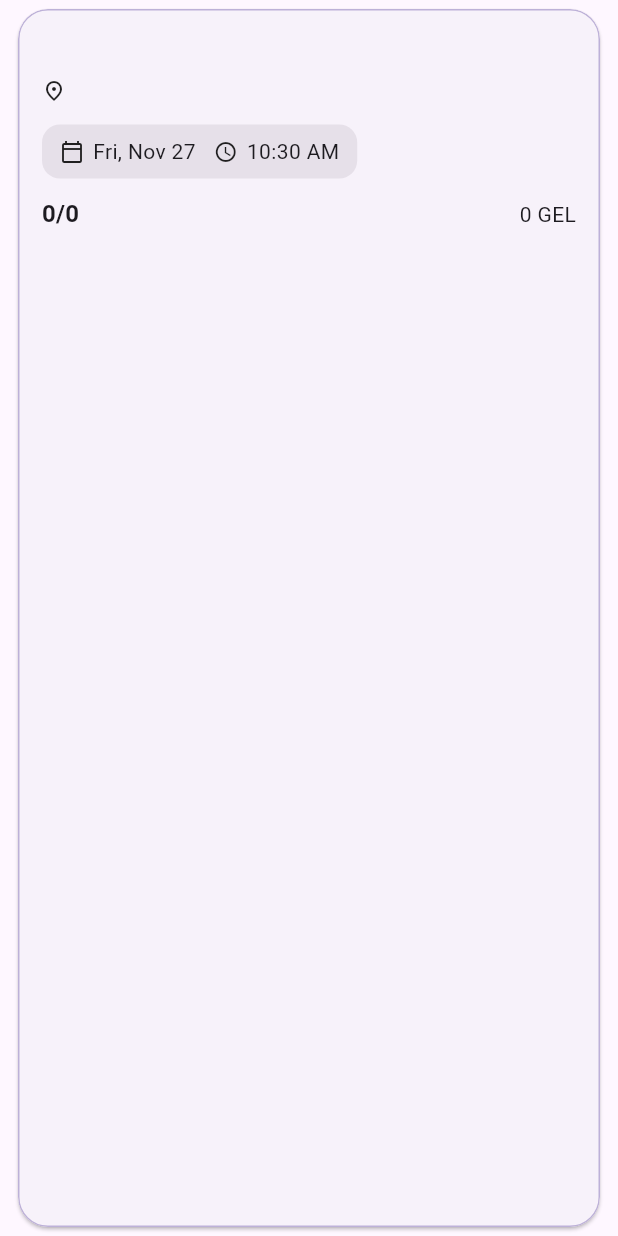
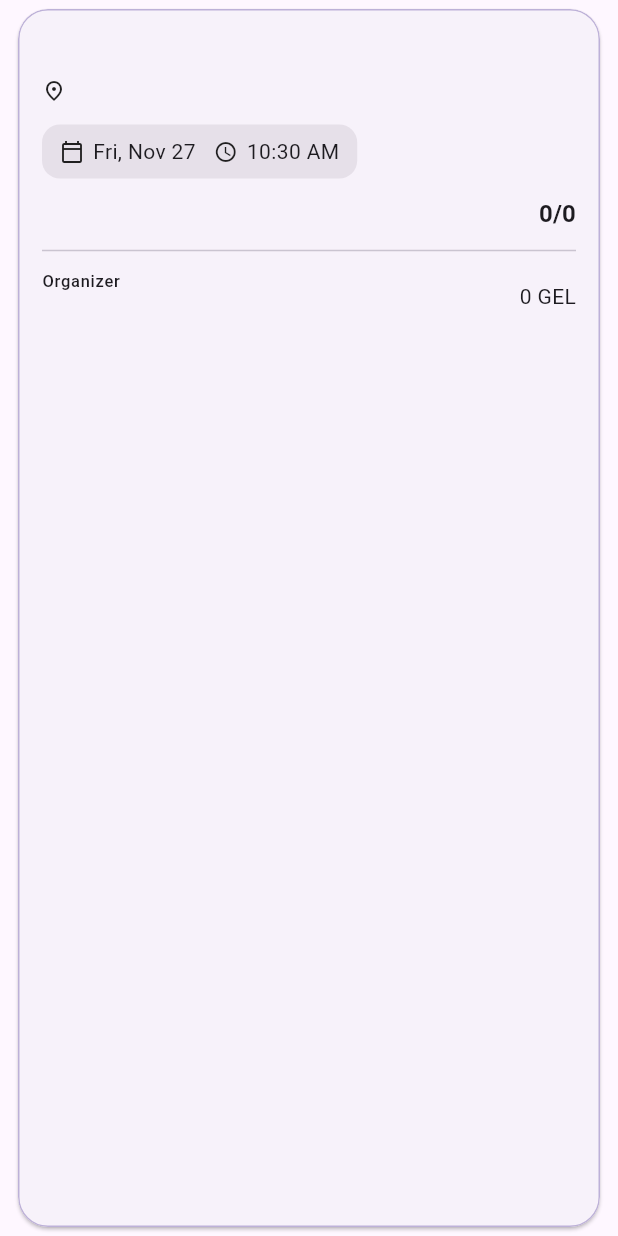
Before and after one commit to LukaMeletidi/matchup, a Flutter app: the MatchCard widget shown alone on an empty page, opened directly with empty values, on a phone screen of 412 x 824 dp. Run offline on Flutter 3.47's test engine with Material 3 defaults, Android fonts, the phone set to English and light mode, and no system bars; our stand-ins replace cloud_firestore, firebase_auth, firebase_core, flutter_riverpod, go_router, material_ui; accounts and stored records are empty; statements that could not run were skipped.

Commit message:
feat(home): show player slots and organizer on match card

```diff
--- a/lib/features/matches/presentation/match_card.dart
+++ b/lib/features/matches/presentation/match_card.dart
@@ -1,5 +1,8 @@
+import 'package:flutter_riverpod/flutter_riverpod.dart';
 import 'package:go_router/go_router.dart';
 import 'package:matchup/features/matches/domain/sport_match.dart';
+import 'package:matchup/features/matches/presentation/player_slots.dart';
+import 'package:matchup/features/profile/presentation/user_profile_provider.dart';
 import 'package:matchup/l10n/app_localizations.dart';
 import 'package:material_ui/material_ui.dart';
 
@@ -74,14 +77,25 @@ class MatchCard extends StatelessWidget {
               ),
               const SizedBox(height: 12),
               Row(
-                mainAxisAlignment: MainAxisAlignment.spaceBetween,
                 children: [
+                  PlayerSlots(
+                    playerIds: match.playerIds,
+                    maxPlayers: match.maxPlayers,
+                  ),
+                  const Spacer(),
                   Text(
                     '${match.playerIds.length}/${match.maxPlayers}',
                     style: textTheme.titleMedium?.copyWith(
                       fontWeight: FontWeight.bold,
                     ),
                   ),
+                ],
+              ),
+              const Divider(height: 24),
+              Row(
+                mainAxisAlignment: MainAxisAlignment.spaceBetween,
+                children: [
+                  _OrganizerLabel(uid: match.organizerId),
                   Text(l10n.priceValue(match.pricePerPlayer)),
                 ],
               ),
@@ -92,3 +106,29 @@ class MatchCard extends StatelessWidget {
     );
   }
 }
+
+class _OrganizerLabel extends ConsumerWidget {
+  const _OrganizerLabel({required this.uid});
+
+  final String uid;
+
+  @override
+  Widget build(BuildContext context, WidgetRef ref) {
+    final l10n = AppLocalizations.of(context)!;
+    final nickname = ref.watch(userProfileProvider(uid)).value?.nickname;
+
+    return Column(
+      crossAxisAlignment: CrossAxisAlignment.start,
+      children: [
+        Text(
+          l10n.organizerLabel,
+          style: Theme.of(context).textTheme.labelSmall,
+        ),
+        Text(
+          nickname ?? '',
+          style: const TextStyle(fontWeight: FontWeight.bold),
+        ),
+      ],
+    );
+  }
+}
--- a/lib/l10n/app_en.arb
+++ b/lib/l10n/app_en.arb
@@ -54,5 +54,6 @@
   },
   "allDays": "All",
   "tabPublic": "Public",
-  "tabMine": "My"
+  "tabMine": "My",
+  "organizerLabel": "Organizer"
 }
--- a/lib/l10n/app_ka.arb
+++ b/lib/l10n/app_ka.arb
@@ -43,5 +43,6 @@
   "priceValue": "{price} ₾",
   "allDays": "ყველა",
   "tabPublic": "საჯარო",
-  "tabMine": "ჩემი"
+  "tabMine": "ჩემი",
+  "organizerLabel": "ორგანიზატორი"
 }
--- a/lib/l10n/app_localizations.dart
+++ b/lib/l10n/app_localizations.dart
@@ -367,6 +367,12 @@ abstract class AppLocalizations {
   /// In en, this message translates to:
   /// **'My'**
   String get tabMine;
+
+  /// No description provided for @organizerLabel.
+  ///
+  /// In en, this message translates to:
+  /// **'Organizer'**
+  String get organizerLabel;
 }
 
 class _AppLocalizationsDelegate
--- a/lib/l10n/app_localizations_en.dart
+++ b/lib/l10n/app_localizations_en.dart
@@ -147,4 +147,7 @@ class AppLocalizationsEn extends AppLocalizations {
 
   @override
   String get tabMine => 'My';
+
+  @override
+  String get organizerLabel => 'Organizer';
 }
--- a/lib/l10n/app_localizations_ka.dart
+++ b/lib/l10n/app_localizations_ka.dart
@@ -147,4 +147,7 @@ class AppLocalizationsKa extends AppLocalizations {
 
   @override
   String get tabMine => 'ჩემი';
+
+  @override
+  String get organizerLabel => 'ორგანიზატორი';
 }
```
Also changed, not shown: lib/features/matches/presentation/player_slots.dart (added, +109 -0 lines).
